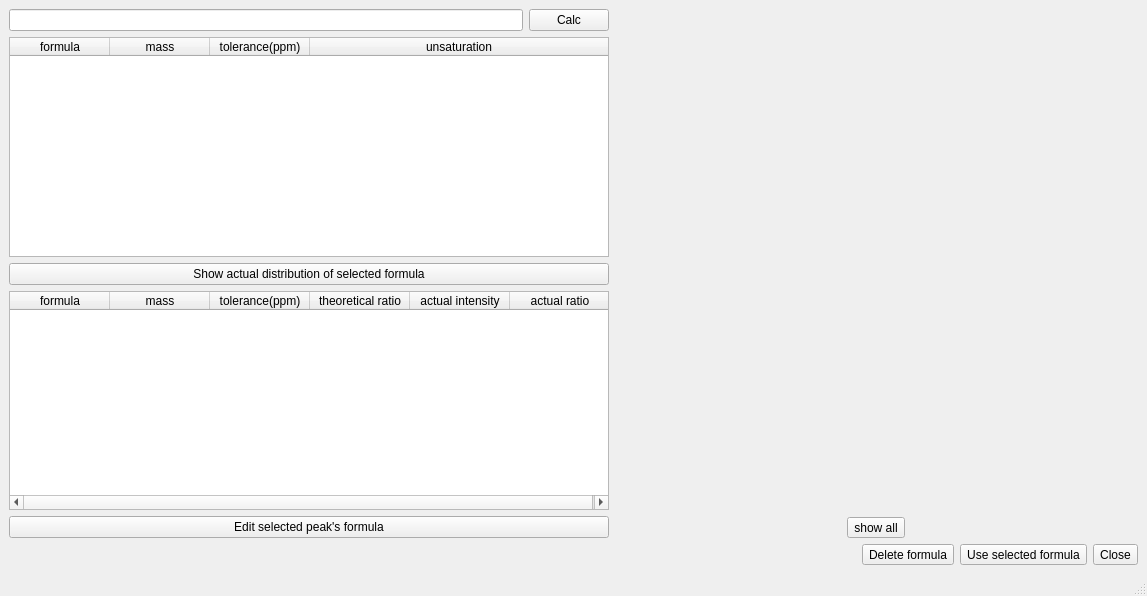
liyihc/Orbitool, file Orbitool/UI/formulas/FormulaResult.ui: the form before one commit.
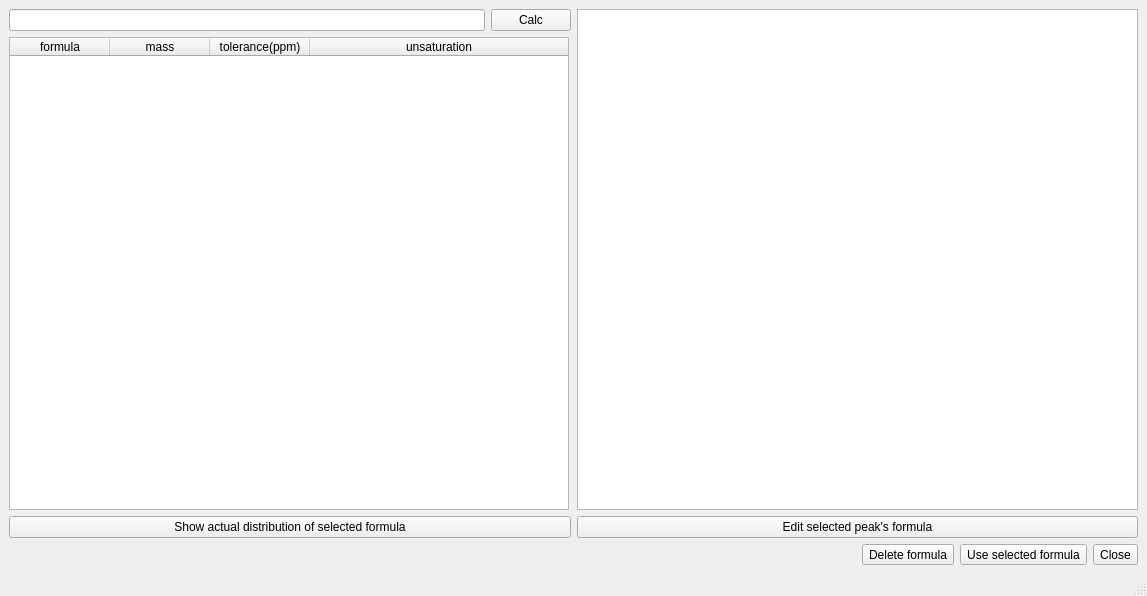
The form after the commit.

Commit message: rework the formula result window and flag new formula edits

The edit to the form file:
```diff
--- a/Orbitool/UI/formulas/FormulaResult.ui
+++ b/Orbitool/UI/formulas/FormulaResult.ui
@@ -37,13 +37,13 @@
          <widget class="QTableWidget" name="resultTableWidget">
           <property name="minimumSize">
            <size>
-            <width>600</width>
+            <width>340</width>
             <height>0</height>
            </size>
           </property>
           <property name="maximumSize">
            <size>
-            <width>800</width>
+            <width>560</width>
             <height>16777215</height>
            </size>
           </property>
@@ -97,20 +97,18 @@
           </property>
          </widget>
         </item>
+       </layout>
+      </item>
+      <item>
+       <layout class="QVBoxLayout" name="verticalLayout_2">
         <item>
          <widget class="QTableWidget" name="isotopesTableWidget">
           <property name="minimumSize">
            <size>
-            <width>600</width>
+            <width>360</width>
             <height>0</height>
            </size>
           </property>
-          <property name="maximumSize">
-           <size>
-            <width>800</width>
-            <height>16777215</height>
-           </size>
-          </property>
           <property name="toolTip">
            <string>Double-click a row to edit the selected peak's formula.</string>
           </property>
@@ -126,39 +124,6 @@
           <property name="horizontalScrollMode">
            <enum>QAbstractItemView::ScrollPerPixel</enum>
           </property>
-          <attribute name="horizontalHeaderStretchLastSection">
-           <bool>true</bool>
-          </attribute>
-          <column>
-           <property name="text">
-            <string>formula</string>
-           </property>
-          </column>
-          <column>
-           <property name="text">
-            <string>mass</string>
-           </property>
-          </column>
-          <column>
-           <property name="text">
-            <string>tolerance(ppm)</string>
-           </property>
-          </column>
-          <column>
-           <property name="text">
-            <string>theoretical ratio</string>
-           </property>
-          </column>
-          <column>
-           <property name="text">
-            <string>actual intensity</string>
-           </property>
-          </column>
-          <column>
-           <property name="text">
-            <string>actual ratio</string>
-           </property>
-          </column>
          </widget>
         </item>
         <item>
@@ -173,31 +138,6 @@
         </item>
        </layout>
       </item>
-      <item>
-       <layout class="QVBoxLayout" name="verticalLayout_2">
-        <item>
-         <widget class="QWidget" name="widget" native="true">
-          <property name="sizePolicy">
-           <sizepolicy hsizetype="Expanding" vsizetype="Expanding">
-            <horstretch>0</horstretch>
-            <verstretch>0</verstretch>
-           </sizepolicy>
-          </property>
-         </widget>
-        </item>
-        <item>
-         <layout class="QHBoxLayout" name="horizontalLayout_3">
-          <item>
-           <widget class="QToolButton" name="showAllToolButton">
-            <property name="text">
-             <string>show all</string>
-            </property>
-           </widget>
-          </item>
-         </layout>
-        </item>
-       </layout>
-      </item>
      </layout>
     </item>
     <item>
```
Left out of the diff: 8 changed lines with no effect on the pictures. The commit also changes 10 other files.
